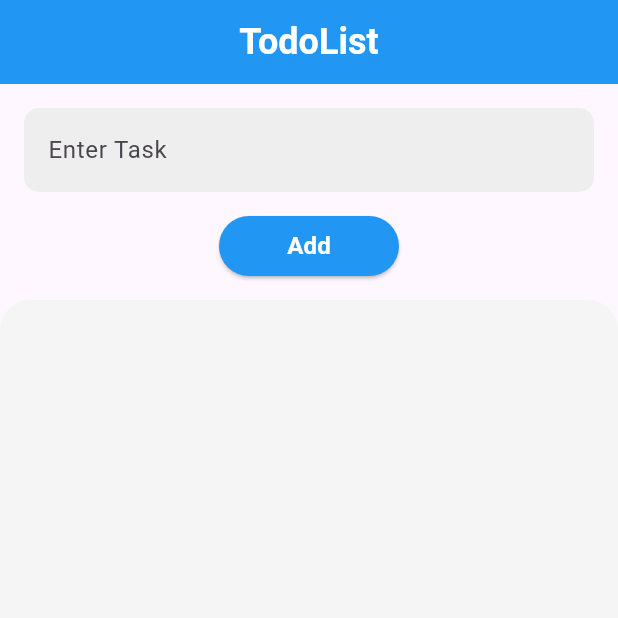
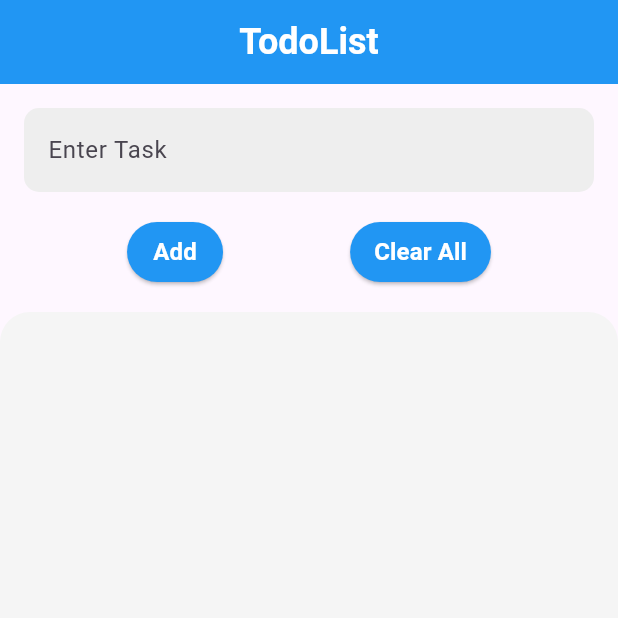
Before and after one commit to dipsankadariya/Beginner-Flutter-Projects, a Flutter app: the screen it shows after launch, on a phone screen of 412 x 824 dp, the top half of it. Run offline on Flutter 3.47's test engine with Material 3 defaults, Android fonts, the phone set to English and light mode, and no system bars.

Commit message:
new updates

```diff
--- a/todolist/lib/TodoList.dart
+++ b/todolist/lib/TodoList.dart
@@ -24,6 +24,12 @@ class _TodoListState extends State<TodoList> {
   void deleteTodoItem(int index) {
     setState(() {
       _todoItems.removeAt(index);
+    });
+  }
+
+  void clearAllItems() {
+    setState(() {
+      _todoItems.clear();
     });
   }
 
@@ -60,12 +66,10 @@ class _TodoListState extends State<TodoList> {
               ),
             ),
           ),
-          Align(
-            alignment: Alignment.center,
-            child: Container(
-              width: 120,
-              height: 40,
-              child: ElevatedButton(
+          Row(
+            mainAxisAlignment: MainAxisAlignment.spaceEvenly,
+            children: [
+              ElevatedButton(
                 onPressed: addTodoItem,
                 child: Text(
                   "Add",
@@ -80,7 +84,22 @@ class _TodoListState extends State<TodoList> {
                   padding: EdgeInsets.symmetric(horizontal: 16, vertical: 8),
                 ),
               ),
-            ),
+              ElevatedButton(
+                onPressed: clearAllItems,
+                child: Text(
+                  "Clear All",
+                  style: TextStyle(
+                    color: Colors.white,
+                    fontSize: 16,
+                    fontWeight: FontWeight.bold,
+                  ),
+                ),
+                style: ElevatedButton.styleFrom(
+                  backgroundColor: Colors.blue,
+                  padding: EdgeInsets.symmetric(horizontal: 16, vertical: 8),
+                ),
+              ),
+            ],
           ),
           Expanded(
             child: Container(
```
